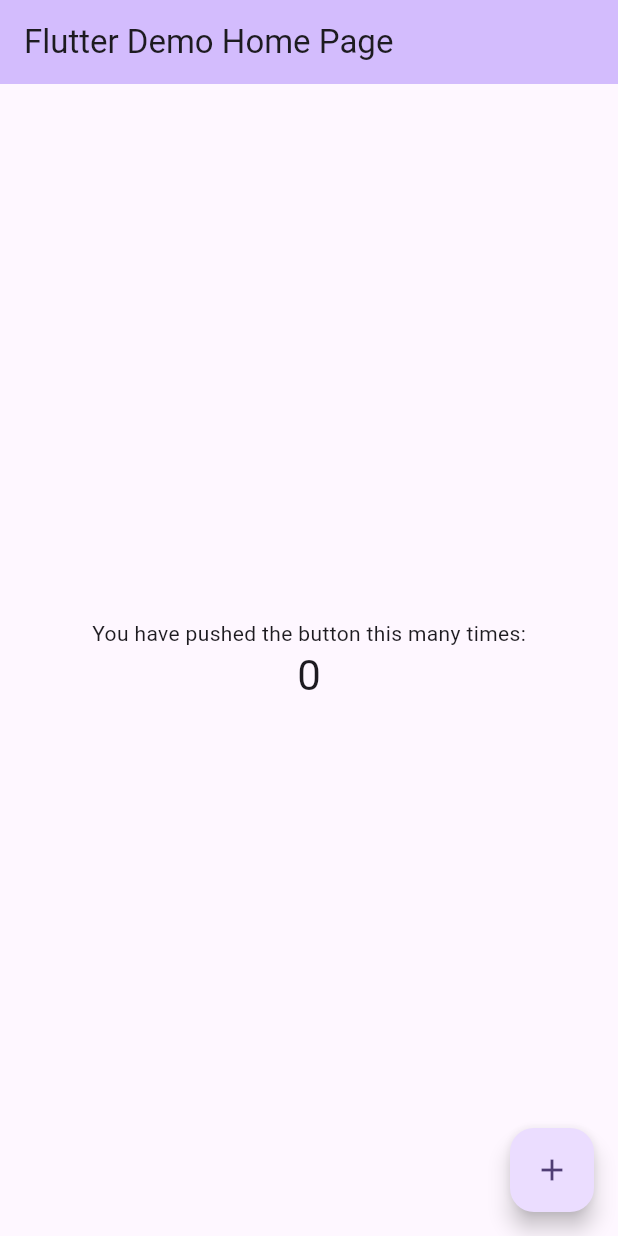
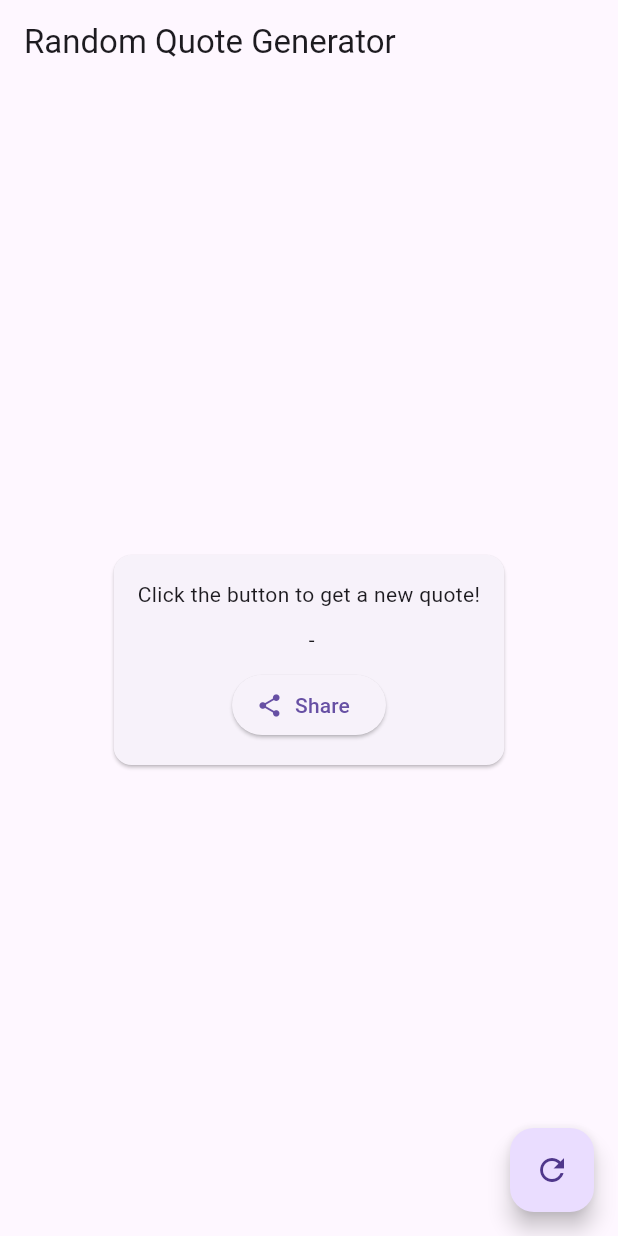
Before and after one commit to YoussefSalem582/CodeAlpha_random_quote_generator, a Flutter app: the screen it shows after launch, on a phone screen of 412 x 824 dp. Run offline on Flutter 3.47's test engine with Material 3 defaults, Android fonts, the phone set to English and light mode, and no system bars; our stand-ins replace share_plus.

Commit message:
Add quote fetching and sharing functionality with new screens and services

```diff
--- a/lib/main.dart
+++ b/lib/main.dart
@@ -1,4 +1,5 @@
 import 'package:flutter/material.dart';
+import 'screens/home_screen.dart';
 
 void main() {
   runApp(const MyApp());
@@ -7,116 +8,14 @@ void main() {
 class MyApp extends StatelessWidget {
   const MyApp({super.key});
 
-  // This widget is the root of your application.
   @override
   Widget build(BuildContext context) {
     return MaterialApp(
-      title: 'Flutter Demo',
+      title: 'Random Quote Generator',
       theme: ThemeData(
-        // This is the theme of your application.
-        //
-        // TRY THIS: Try running your application with "flutter run". You'll see
-        // the application has a purple toolbar. Then, without quitting the app,
-        // try changing the seedColor in the colorScheme below to Colors.green
-        // and then invoke "hot reload" (save your changes or press the "hot
-        // reload" button in a Flutter-supported IDE, or press "r" if you used
-        // the command line to start the app).
-        //
-        // Notice that the counter didn't reset back to zero; the application
-        // state is not lost during the reload. To reset the state, use hot
-        // restart instead.
-        //
-        // This works for code too, not just values: Most code changes can be
-        // tested with just a hot reload.
-        colorScheme: ColorScheme.fromSeed(seedColor: Colors.deepPurple),
+        primarySwatch: Colors.blue,
       ),
-      home: const MyHomePage(title: 'Flutter Demo Home Page'),
+      home: const HomeScreen(),
     );
   }
 }
-
-class MyHomePage extends StatefulWidget {
-  const MyHomePage({super.key, required this.title});
-
-  // This widget is the home page of your application. It is stateful, meaning
-  // that it has a State object (defined below) that contains fields that affect
-  // how it looks.
-
-  // This class is the configuration for the state. It holds the values (in this
-  // case the title) provided by the parent (in this case the App widget) and
-  // used by the build method of the State. Fields in a Widget subclass are
-  // always marked "final".
-
-  final String title;
-
-  @override
-  State<MyHomePage> createState() => _MyHomePageState();
-}
-
-class _MyHomePageState extends State<MyHomePage> {
-  int _counter = 0;
-
-  void _incrementCounter() {
-    setState(() {
-      // This call to setState tells the Flutter framework that something has
-      // changed in this State, which causes it to rerun the build method below
-      // so that the display can reflect the updated values. If we changed
-      // _counter without calling setState(), then the build method would not be
-      // called again, and so nothing would appear to happen.
-      _counter++;
-    });
-  }
-
-  @override
-  Widget build(BuildContext context) {
-    // This method is rerun every time setState is called, for instance as done
-    // by the _incrementCounter method above.
-    //
-    // The Flutter framework has been optimized to make rerunning build methods
-    // fast, so that you can just rebuild anything that needs updating rather
-    // than having to individually change instances of widgets.
-    return Scaffold(
-      appBar: AppBar(
-        // TRY THIS: Try changing the color here to a specific color (to
-        // Colors.amber, perhaps?) and trigger a hot reload to see the AppBar
-        // change color while the other colors stay the same.
-        backgroundColor: Theme.of(context).colorScheme.inversePrimary,
-        // Here we take the value from the MyHomePage object that was created by
-        // the App.build method, and use it to set our appbar title.
-        title: Text(widget.title),
-      ),
-      body: Center(
-        // Center is a layout widget. It takes a single child and positions it
-        // in the middle of the parent.
-        child: Column(
-          // Column is also a layout widget. It takes a list of children and
-          // arranges them vertically. By default, it sizes itself to fit its
-          // children horizontally, and tries to be as tall as its parent.
-          //
-          // Column has various properties to control how it sizes itself and
-          // how it positions its children. Here we use mainAxisAlignment to
-          // center the children vertically; the main axis here is the vertical
-          // axis because Columns are vertical (the cross axis would be
-          // horizontal).
-          //
-          // TRY THIS: Invoke "debug painting" (choose the "Toggle Debug Paint"
-          // action in the IDE, or press "p" in the console), to see the
-          // wireframe for each widget.
-          mainAxisAlignment: MainAxisAlignment.center,
-          children: <Widget>[
-            const Text('You have pushed the button this many times:'),
-            Text(
-              '$_counter',
-              style: Theme.of(context).textTheme.headlineMedium,
-            ),
-          ],
-        ),
-      ),
-      floatingActionButton: FloatingActionButton(
-        onPressed: _incrementCounter,
-        tooltip: 'Increment',
-        child: const Icon(Icons.add),
-      ), // This trailing comma makes auto-formatting nicer for build methods.
-    );
-  }
-}
--- a/lib/screens/home_screen.dart
+++ b/lib/screens/home_screen.dart
@@ -0,0 +1,40 @@
+import 'package:flutter/material.dart';
+import '../services/quote_service.dart';
+import '../widgets/quote_card.dart';
+
+class HomeScreen extends StatefulWidget {
+  const HomeScreen({super.key});
+
+  @override
+  _HomeScreenState createState() => _HomeScreenState();
+}
+
+class _HomeScreenState extends State<HomeScreen> {
+  String _quote = 'Click the button to get a new quote!';
+  String _author = '';
+
+  void _getNewQuote() async {
+    final quote = await QuoteService.fetchRandomQuote();
+    setState(() {
+      _quote = quote['content'];
+      _author = quote['author'];
+    });
+  }
+
+  @override
+  Widget build(BuildContext context) {
+    return Scaffold(
+      appBar: AppBar(
+        title: const Text('Random Quote Generator'),
+      ),
+      body: Center(
+        child: QuoteCard(quote: _quote, author: _author),
+      ),
+      floatingActionButton: FloatingActionButton(
+        onPressed: _getNewQuote,
+        tooltip: 'New Quote',
+        child: const Icon(Icons.refresh),
+      ),
+    );
+  }
+}
--- a/lib/services/quote_service.dart
+++ b/lib/services/quote_service.dart
@@ -0,0 +1,14 @@
+import 'dart:convert';
+import 'package:http/http.dart' as http;
+import '../utils/constants.dart';
+
+class QuoteService {
+  static Future<Map<String, dynamic>> fetchRandomQuote() async {
+    final response = await http.get(Uri.parse(Constants.apiUrl));
+    if (response.statusCode == 200) {
+      return json.decode(response.body);
+    } else {
+      throw Exception('Failed to load quote');
+    }
+  }
+}
--- a/lib/utils/constants.dart
+++ b/lib/utils/constants.dart
@@ -0,0 +1,3 @@
+class Constants {
+  static const String apiUrl = 'https://api.quotable.io/random';
+}
--- a/lib/widgets/quote_card.dart
+++ b/lib/widgets/quote_card.dart
@@ -0,0 +1,43 @@
+import 'package:flutter/material.dart';
+import 'package:share_plus/share_plus.dart';
+
+class QuoteCard extends StatelessWidget {
+  final String quote;
+  final String author;
+
+  const QuoteCard({super.key, required this.quote, required this.author});
+
+  @override
+  Widget build(BuildContext context) {
+    return Card(
+      margin: const EdgeInsets.all(16.0),
+      child: Padding(
+        padding: const EdgeInsets.all(16.0),
+        child: Column(
+          mainAxisSize: MainAxisSize.min,
+          children: <Widget>[
+            Text(
+              quote,
+              //style: Theme.of(context).textTheme.headline6,
+              textAlign: TextAlign.center,
+            ),
+            const SizedBox(height: 10),
+            Text(
+              '- $author',
+              //style: Theme.of(context).textTheme.subtitle1,
+              textAlign: TextAlign.right,
+            ),
+            const SizedBox(height: 10),
+            ElevatedButton.icon(
+              onPressed: () {
+                Share.share('$quote - $author');
+              },
+              icon: const Icon(Icons.share),
+              label: const Text('Share'),
+            ),
+          ],
+        ),
+      ),
+    );
+  }
+}
--- a/pubspec.yaml
+++ b/pubspec.yaml
@@ -30,6 +30,8 @@ environment:
 dependencies:
   flutter:
     sdk: flutter
+  http:
+  share_plus:
 
   # The following adds the Cupertino Icons font to your application.
   # Use with the CupertinoIcons class for iOS style icons.
```
Also changed, not shown: pubspec.lock, 6 other files.
